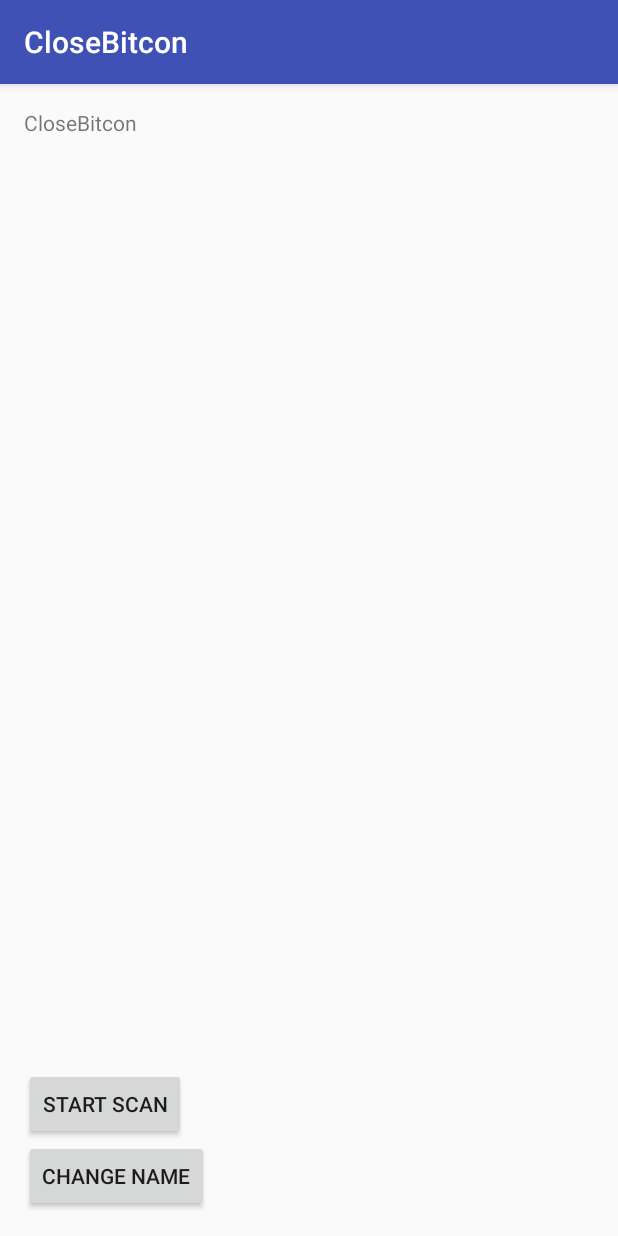
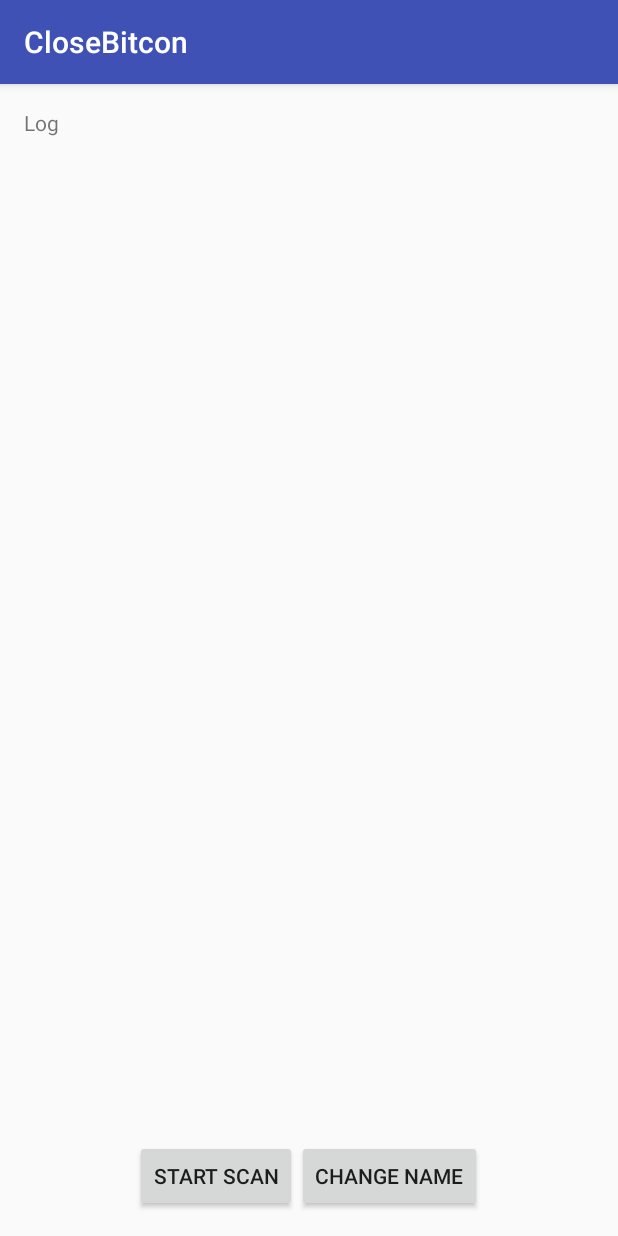
Before and after one commit to MelEnt/CloseBickon, an Android app: the screen it shows after launch (MainActivity), on a phone screen of 412 x 824 dp. Run offline under Robolectric (Android 15) with nearby library versions, the phone set to English and light mode, and no system bars.

Commit message:
fixed the broadcast service. todo: add blueteeth and make it log everything on to MainActivity window

```diff
--- a/app/src/main/java/se/github/closebitcon/BgScannerActivity.java
+++ b/app/src/main/java/se/github/closebitcon/BgScannerActivity.java
@@ -3,10 +3,13 @@ package se.github.closebitcon;
 import android.app.IntentService;
 import android.content.Intent;
 import android.content.SharedPreferences;
+import android.provider.SyncStateContract;
+import android.support.v4.content.LocalBroadcastManager;
 
 import java.util.Map;
 
 import se.github.closebitcon.extra.AutoLog;
+import se.github.closebitcon.extra.Toasters;
 import se.github.closebitcon.extra.bluetooth.BluetoothMaster;
 
 /**
@@ -14,10 +17,12 @@ import se.github.closebitcon.extra.bluetooth.BluetoothMaster;
  */
 public class BgScannerActivity extends IntentService
 {
+    public static final String LOG_ACTION = "se.github.closebitcon.LOG_ACTION";
+    public static final String LOG_ENTRY_ACTION = "se.github.closebitcon.LOG_ACTION";
     //BluetoothMaster bleMaster;
     BgScannerActivity()
     {
-        super(null);
+        super("BgScannerActivity");
     }
 
     @Override
@@ -29,6 +34,8 @@ public class BgScannerActivity extends IntentService
         {
             AutoLog.debug("key: "+entry.getKey() + " value: " +entry.getValue());
         }
+        Intent localIntent = new Intent(LOG_ACTION).putExtra(LOG_ENTRY_ACTION, "here is a log entry!");
+        LocalBroadcastManager.getInstance(getApplicationContext()).sendBroadcast(localIntent);
         //bleMaster.enable(true);
 
 
--- a/app/src/main/java/se/github/closebitcon/MainActivity.java
+++ b/app/src/main/java/se/github/closebitcon/MainActivity.java
@@ -1,10 +1,18 @@
 package se.github.closebitcon;
 
+import android.content.BroadcastReceiver;
+import android.content.Context;
 import android.content.Intent;
+import android.content.IntentFilter;
 import android.content.SharedPreferences;
+import android.support.v4.content.LocalBroadcastManager;
 import android.support.v7.app.AppCompatActivity;
 import android.os.Bundle;
+import android.text.method.ScrollingMovementMethod;
 import android.view.View;
+import android.widget.TextView;
+
+import org.w3c.dom.Text;
 
 import java.util.HashMap;
 import java.util.Map;
@@ -16,18 +24,30 @@ public class MainActivity extends AppCompatActivity
 {
     private SharedPreferences preferences;
     private Map<String, ?> prefMap;
+    private TextView logText;
+    private Receiver receiver;
+
     @Override
     protected void onCreate(Bundle savedInstanceState)
     {
         super.onCreate(savedInstanceState);
+        setContentView(R.layout.activity_main);
+
+        AutoLog.introduce();
+        logText = (TextView) findViewById(R.id.log);
+        logText.setMovementMethod(new ScrollingMovementMethod());
         preferences = getSharedPreferences(InitFormActivity.getPrefKey(), MODE_PRIVATE);
-        AutoLog.introduce();
-        setContentView(R.layout.activity_main);
+        receiver = new Receiver();
+
         if(preferences.getAll().containsKey("FIRST_NAME") && preferences.getAll().containsKey("LAST_NAME"))
         {
             Intent intent = new Intent(MainActivity.this, InitFormActivity.class);
             startActivity(intent);
         }
+
+        IntentFilter filter = new IntentFilter(BgScannerActivity.LOG_ENTRY_ACTION);
+        filter.addAction(BgScannerActivity.LOG_ACTION);
+        LocalBroadcastManager.getInstance(this).registerReceiver(receiver, filter);
     }
 
     @Override
@@ -51,7 +71,6 @@ public class MainActivity extends AppCompatActivity
     public void startScan(View view)
     {
         startService(new Intent(MainActivity.this, BgScannerActivity.class));
-
     }
 
     @Override
@@ -60,4 +79,15 @@ public class MainActivity extends AppCompatActivity
         super.onStop();
 
     }
+
+    private class Receiver extends BroadcastReceiver
+    {
+
+        @Override
+        public void onReceive(Context context, Intent intent)
+        {
+            for(int i = 0; i<100; i++)
+                logText.append(intent.getStringExtra(BgScannerActivity.LOG_ENTRY_ACTION) + "\n");
+        }
+    }
 }
--- a/app/src/main/res/layout/activity_main.xml
+++ b/app/src/main/res/layout/activity_main.xml
@@ -9,22 +9,49 @@
     android:paddingRight="@dimen/activity_horizontal_margin"
     android:paddingTop="@dimen/activity_vertical_margin"
     tools:context="se.github.closebitcon.MainActivity">
+    <LinearLayout
+        android:id="@+id/linearTop"
+        android:layout_width="match_parent"
+        android:layout_height="wrap_content"
+        android:orientation="vertical"
+        android:layout_above="@+id/linearButtons"
+        android:layout_alignParentTop="true">
+        <TextView
+            android:id="@+id/logTop"
+            android:layout_width="match_parent"
+            android:layout_height="wrap_content"
+            android:text="@string/log"/>
+        <ScrollView
+            android:layout_width="match_parent"
+            android:layout_height="match_parent">
+            <TextView
+                android:id="@+id/log"
+                android:layout_width="match_parent"
+                android:layout_height="wrap_content"
+                android:scrollbars="vertical"/>
+        </ScrollView>
+    </LinearLayout>
 
-    <TextView
+
+
+    <LinearLayout
+        android:id="@+id/linearButtons"
+        android:layout_width="match_parent"
+        android:layout_height="wrap_content"
+        android:gravity="center"
+        android:layout_alignParentBottom="true"
+        android:layout_alignParentStart="true">
+        <Button
             android:layout_width="wrap_content"
             android:layout_height="wrap_content"
-        android:text="@string/app_name"/>
+            android:text="@string/startScan"
+            android:onClick="startScan"/>
         <Button
             android:id="@+id/changeNameButton"
             android:layout_width="wrap_content"
             android:layout_height="wrap_content"
             android:text="@string/changeName"
-        android:layout_alignParentBottom="true"
             android:onClick="changeName"/>
-    <Button
-        android:layout_width="wrap_content"
-        android:layout_height="wrap_content"
-        android:layout_above="@id/changeNameButton"
-        android:text="@string/startScan"
-        android:onClick="startScan"/>
+    </LinearLayout>
+
 </RelativeLayout>
--- a/app/src/main/res/values/strings.xml
+++ b/app/src/main/res/values/strings.xml
@@ -12,5 +12,7 @@
     <string name="clearName">Clear Name</string>
     <string name="changeName">Change Name</string>
     <string name="startScan">Start Scan</string>
+    <string name="stringBackgroundRunning">Activity is running on the background</string>
+    <string name="log">Log</string>
 
 </resources>
```
Lines whose indentation alone changed are shown as unchanged.
